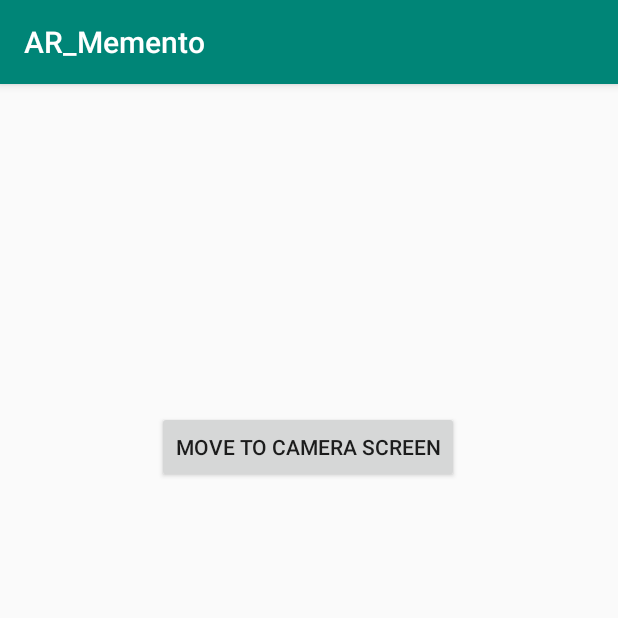
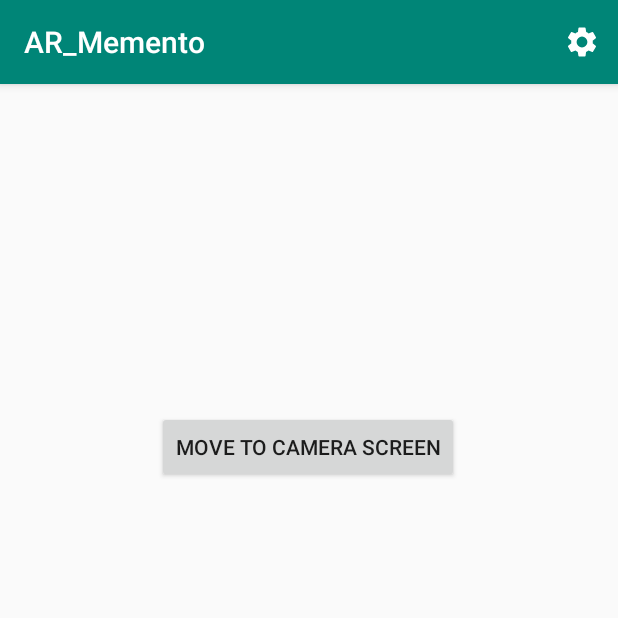
Before and after one commit to Yuenki/AR-Memento, an Android app: the screen it shows after launch (MainActivity), on a phone screen of 412 x 824 dp, the top half of it. Run offline under Robolectric (Android 15) with nearby library versions, the phone set to English and light mode, and no system bars.

Commit message:
added settings page

```diff
--- a/app/build.gradle
+++ b/app/build.gradle
@@ -33,11 +33,11 @@ dependencies {
     //implementation 'com.google.ar.sceneform:core:1.13.0'
 
     implementation 'com.google.android.material:material:1.0.0'
+    implementation 'androidx.preference:preference:1.1.0-alpha05'
     testImplementation 'junit:junit:4.12'
     androidTestImplementation 'androidx.test.ext:junit:1.1.0'
     androidTestImplementation 'androidx.test.espresso:espresso-core:3.1.1'
 }
-
 
 
 sceneform.asset('sampledata/models/model.obj',
--- a/app/src/main/java/com/example/ar_memento/MainActivity.java
+++ b/app/src/main/java/com/example/ar_memento/MainActivity.java
@@ -1,9 +1,12 @@
 package com.example.ar_memento;
 
+import androidx.annotation.NonNull;
 import androidx.appcompat.app.AppCompatActivity;
 
 import android.content.Intent;
 import android.os.Bundle;
+import android.view.Menu;
+import android.view.MenuItem;
 import android.view.View;
 import android.widget.Button;
 import android.widget.Toast;
@@ -20,6 +23,23 @@ public class MainActivity extends AppCompatActivity {
     }
 
     @Override
+    public boolean onCreateOptionsMenu(Menu menu) {
+        getMenuInflater().inflate(R.menu.main, menu);
+        return super.onCreateOptionsMenu(menu);
+    }
+
+    @Override
+    public boolean onOptionsItemSelected(@NonNull MenuItem item) {
+        switch (item.getItemId())
+        {
+            case R.id.settings:
+                startActivity(new Intent(this, SettingsActivity.class));
+                break;
+        }
+        return super.onOptionsItemSelected(item);
+    }
+
+    @Override
     protected void onResume() {
         super.onResume();
         final Intent cameraIntent = new Intent(this, CameraActivity.class);
--- /dev/null
+++ b/app/src/main/res/drawable/settings.xml
@@ -0,0 +1,9 @@
+<vector xmlns:android="http://schemas.android.com/apk/res/android"
+        android:width="24dp"
+        android:height="24dp"
+        android:viewportWidth="24"
+        android:viewportHeight="24">
+    <path
+        android:fillColor="#FFFFFF"
+        android:pathData="M19.1,12.9a2.8,2.8 0,0 0,0.1 -0.9,2.8 2.8,0 0,0 -0.1,-0.9l2.1,-1.6a0.7,0.7 0,0 0,0.1 -0.6L19.4,5.5a0.7,0.7 0,0 0,-0.6 -0.2l-2.4,1a6.5,6.5 0,0 0,-1.6 -0.9l-0.4,-2.6a0.5,0.5 0,0 0,-0.5 -0.4H10.1a0.5,0.5 0,0 0,-0.5 0.4L9.3,5.4a5.6,5.6 0,0 0,-1.7 0.9l-2.4,-1a0.4,0.4 0,0 0,-0.5 0.2l-2,3.4c-0.1,0.2 0,0.4 0.2,0.6l2,1.6a2.8,2.8 0,0 0,-0.1 0.9,2.8 2.8,0 0,0 0.1,0.9L2.8,14.5a0.7,0.7 0,0 0,-0.1 0.6l1.9,3.4a0.7,0.7 0,0 0,0.6 0.2l2.4,-1a6.5,6.5 0,0 0,1.6 0.9l0.4,2.6a0.5,0.5 0,0 0,0.5 0.4h3.8a0.5,0.5 0,0 0,0.5 -0.4l0.3,-2.6a5.6,5.6 0,0 0,1.7 -0.9l2.4,1a0.4,0.4 0,0 0,0.5 -0.2l2,-3.4c0.1,-0.2 0,-0.4 -0.2,-0.6ZM12,15.6A3.6,3.6 0,1 1,15.6 12,3.6 3.6,0 0,1 12,15.6Z"/>
+</vector>
--- /dev/null
+++ b/app/src/main/res/menu/main.xml
@@ -0,0 +1,10 @@
+<?xml version="1.0" encoding="utf-8"?>
+<menu xmlns:android="http://schemas.android.com/apk/res/android"
+    xmlns:app="http://schemas.android.com/apk/res-auto">
+
+    <item android:title="Settings"
+        android:icon="@drawable/settings"
+        android:id="@+id/settings"
+        app:showAsAction="ifRoom"
+        />
+</menu>
--- a/app/src/main/res/values/strings.xml
+++ b/app/src/main/res/values/strings.xml
@@ -3,4 +3,5 @@
     <string name="hello_ar">Hello AR!</string>
     <string name="title_activity_camera">CameraActivity</string>
     <string name="move_to_camera_screen">Move to Camera screen</string>
+
 </resources>
```
Also changed, not shown: app/src/main/AndroidManifest.xml (+11 -5 lines), app/src/main/java/com/example/ar_memento/SettingsActivity.java (added, +31 -0 lines), app/src/main/res/layout/settings_activity.xml (added, +9 -0 lines), 2 other files.
